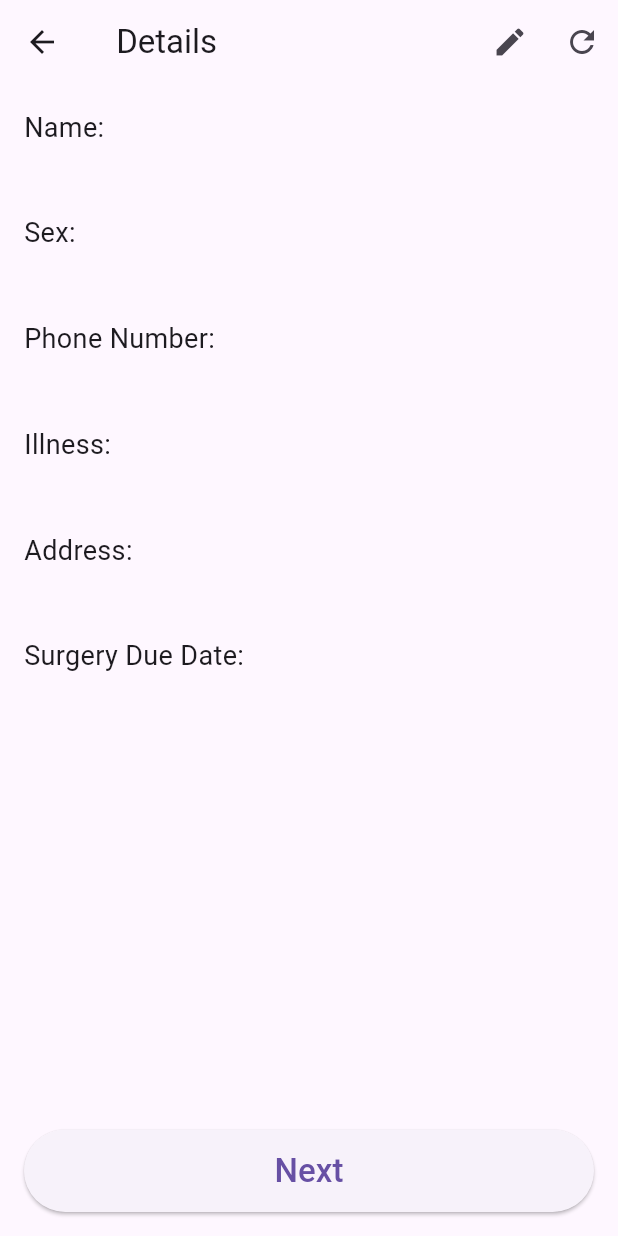
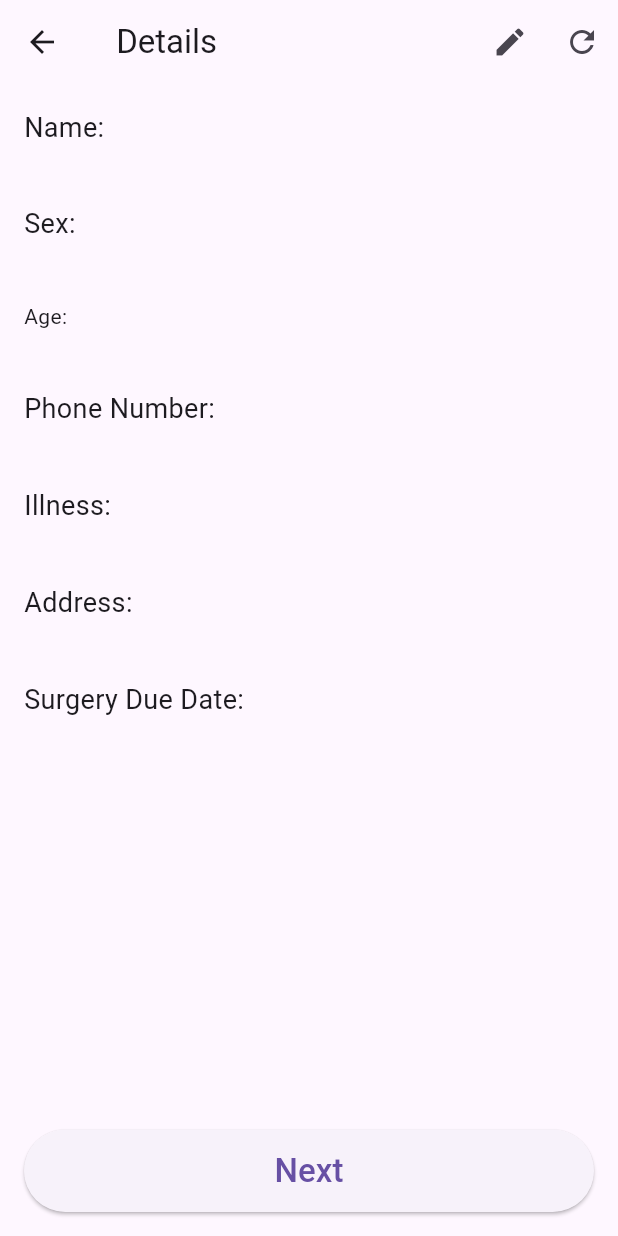
Before and after one commit to Muhammad-Salmun/patient-documentation-app, a Flutter app: the PatientDetailsPage screen opened directly with empty values, on a phone screen of 412 x 824 dp. Run offline on Flutter 3.47's test engine with Material 3 defaults, Android fonts, the phone set to English and light mode, and no system bars; our stand-ins replace cloud_firestore, firebase_core, flutter_dotenv; accounts and stored records are empty; generated files the repository leaves out were written again.

```diff
--- a/lib/main.dart
+++ b/lib/main.dart
@@ -1,4 +1,5 @@
 import 'package:flutter/material.dart';
+import 'package:flutter_dotenv/flutter_dotenv.dart';
 import 'package:surgery_doc/my_app.dart';
 import 'package:firebase_core/firebase_core.dart';
 import 'firebase_options.dart';
@@ -8,5 +9,6 @@ Future<void> main() async {
   await Firebase.initializeApp(
     options: DefaultFirebaseOptions.currentPlatform,
   );
+  await dotenv.load(fileName: ".env");
   runApp(const MyApp());
 }
--- a/lib/models/patient_model.dart
+++ b/lib/models/patient_model.dart
@@ -3,6 +3,7 @@ import 'package:cloud_firestore/cloud_firestore.dart';
 class Patient {
   final String id; // Firestore document ID
   final String name;
+  final String age;
   final String sex;
   final String bystanderName;
   final String relationToPatient;
@@ -18,6 +19,7 @@ class Patient {
   Patient({
     required this.id,
     required this.name,
+    required this.age,
     required this.sex,
     required this.bystanderName,
     required this.relationToPatient,
@@ -36,6 +38,7 @@ class Patient {
     return Patient(
       id: doc.id,
       name: data['name'] ?? 'Unknown',
+      age: data['age'] ?? 'Unknown',
       sex: data['sex'] ?? 'Unknown',
       bystanderName: data['bystanderName'] ?? 'Unknown',
       relationToPatient: data['relationToPatient'] ?? 'Unknown',
--- a/lib/pages/add_patient_page.dart
+++ b/lib/pages/add_patient_page.dart
@@ -31,7 +31,7 @@ class _AddPatientPageState extends State<AddPatientPage> {
         await FirebaseFirestore.instance.collection('patients').add({
           'name': _nameController.text,
           'sex': selectedGender,
-          'age': _ageController,
+          'age': int.parse(_ageController.text),
           'bystanderName': _bystanderName.text,
           'relationshipToPatient': _relationToPatient.text,
           'phoneNumber': _phoneNumberController.text,
--- a/lib/pages/edit_patient_page.dart
+++ b/lib/pages/edit_patient_page.dart
@@ -5,6 +5,7 @@ import 'package:surgery_doc/components/textfeild.dart';
 class EditPatientPage extends StatefulWidget {
   final String patientId;
   final String name;
+  final String age;
   final String byStanderName;
   final String relationToPatient;
   final String phoneNumber;
@@ -17,6 +18,7 @@ class EditPatientPage extends StatefulWidget {
     Key? key,
     required this.patientId,
     required this.name,
+    required this.age,
     required this.phoneNumber,
     required this.illness,
     required this.address,
@@ -67,7 +69,7 @@ class _EditPatientPageState extends State<EditPatientPage> {
             .update({
           'name': _nameController.text,
           'sex': selectedGender,
-          'age': _ageController,
+          'age': int.parse(_ageController.text),
           'bystanderName': _bystanderName.text,
           'relationshipToPatient': _relationToPatient.text,
           'phoneNumber': _phoneNumberController.text,
--- a/lib/pages/patient_details_page.dart
+++ b/lib/pages/patient_details_page.dart
@@ -97,6 +97,7 @@ class _PatientDetailsPageState extends State<PatientDetailsPage> {
                   builder: (context) => EditPatientPage(
                     patientId: patient.id,
                     name: patient.name,
+                    age: patient.age,
                     phoneNumber: patient.phoneNumber,
                     illness: patient.illness,
                     address: patient.address,
@@ -124,6 +125,7 @@ class _PatientDetailsPageState extends State<PatientDetailsPage> {
           children: <Widget>[
             Text('Name: ${patient.name}', style: const TextStyle(fontSize: 18)),
             Text('Sex: ${patient.sex}', style: const TextStyle(fontSize: 18)),
+            Text('Age: ${patient.age}'),
             Text('Phone Number: ${patient.phoneNumber}',
                 style: const TextStyle(fontSize: 18)),
             Text('Illness: ${patient.illness}',
```
Also changed, not shown: pubspec.yaml (+2 -12 lines), pubspec.lock, 2 other files.
